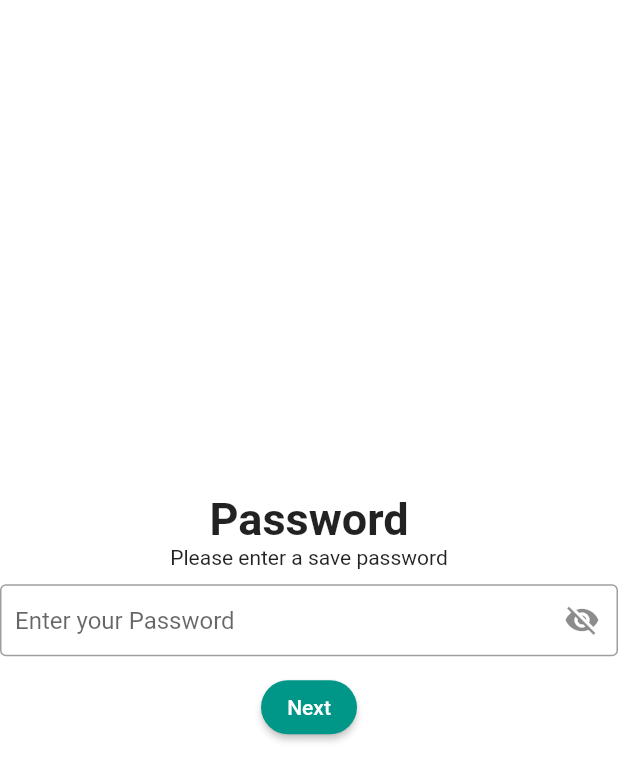
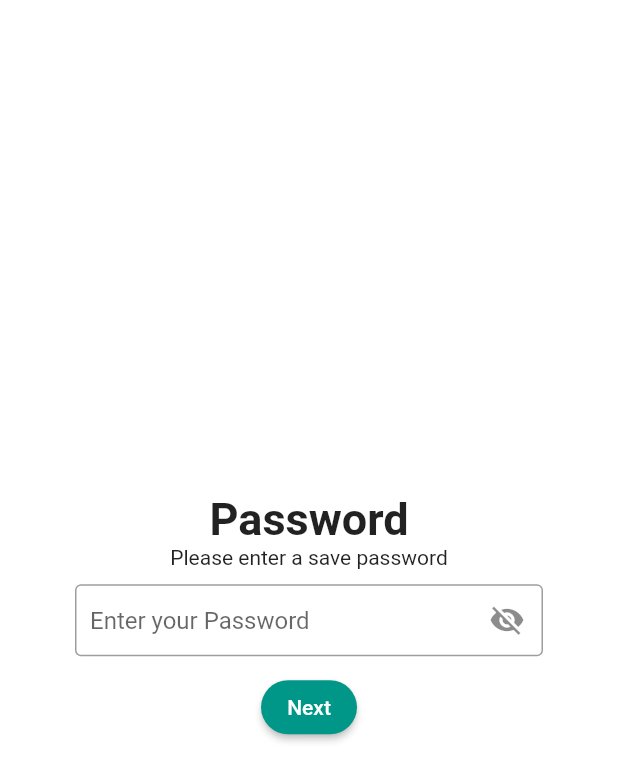
Before and after one commit to Eltryo/fit-together, a Flutter app: the CreatePassword screen opened directly, on a phone screen of 412 x 824 dp. Shown: the top 781 px of the screen. Run offline on Flutter 3.47's test engine with Material 2 defaults, Android fonts, the phone set to English and light mode, and no system bars; our stand-ins replace cloud_firestore, equatable, firebase_auth, firebase_core, flutter_riverpod, shared_preferences; accounts and stored records are empty.

Commit message:
Add logic for creating password during registration

```diff
--- a/lib/page/create_password.dart
+++ b/lib/page/create_password.dart
@@ -1,7 +1,9 @@
 import 'package:flutter/material.dart';
+import 'package:flutter_riverpod/flutter_riverpod.dart';
 import 'package:sports_app/page/create_username.dart';
 import 'package:sports_app/page/route_builder.dart';
 
+import '../main.dart';
 import '../widget/rounded_button_widget.dart';
 
 class CreatePassword extends StatefulWidget {
@@ -13,20 +15,36 @@ class CreatePassword extends StatefulWidget {
 
 class _CreatePasswordState extends State<CreatePassword> {
   final GlobalKey<FormState> _formKey = GlobalKey<FormState>();
-  final TextEditingController passwordController = TextEditingController();
+  final passwordController = TextEditingController();
   bool _passwordVisible = false;
 
   @override
+  void dispose() {
+    super.dispose();
+    passwordController.dispose();
+  }
+
+  @override
   Widget build(BuildContext context) {
-    //TODO: Add scaffold
-    return Form(
+    return Scaffold(
+      body: Container(
+          alignment: Alignment.center,
+          padding: const EdgeInsets.symmetric(
+            horizontal: 50.0,
+            vertical: 20.0,
+          ),
+          child: Column(
+            mainAxisAlignment: MainAxisAlignment.center,
+            children: [
+              Form(
                 key: _formKey,
                 child: Column(
                   mainAxisAlignment: MainAxisAlignment.center,
                   children: [
                     const Text(
                       "Password",
-            style: TextStyle(fontSize: 30, fontWeight: FontWeight.bold),
+                      style:
+                          TextStyle(fontSize: 30, fontWeight: FontWeight.bold),
                     ),
 
                     const Text("Please enter a save password"),
@@ -50,16 +68,21 @@ class _CreatePasswordState extends State<CreatePassword> {
                         text: "Next",
                         onPressed: () {
                           Navigator.of(context).push(RouteBuilder(
-                    pageBuilder: (context, animation, secondaryAnimation) =>
-                        const CreateUsername()));
+                              pageBuilder:
+                                  (context, animation, secondaryAnimation) =>
+                                      CreateUsername()));
                         })
                   ],
                 ),
+              ),
+            ],
+          )),
     );
   }
 
-  TextFormField buildPasswordFormField(
+  Consumer buildPasswordFormField(
       {required TextEditingController controller, required validator}) {
+    return Consumer(builder: (context, ref, child) {
       return TextFormField(
         controller: controller,
         validator: validator,
@@ -71,12 +94,17 @@ class _CreatePasswordState extends State<CreatePassword> {
                 },
                 icon: Icon(_passwordVisible
                     ? Icons.visibility
-                  : Icons.visibility_off)), //TODO: Add custom visibility icons
+                    : Icons.visibility_off)),
+            //TODO: Add custom visibility icons
             border: const OutlineInputBorder(),
             hintText: "Enter your Password",
             contentPadding:
                 const EdgeInsets.symmetric(vertical: 10, horizontal: 10)),
+        onChanged: (text) {
+          ref.read(MyApp.passwordProvider.notifier).state = text;
+        },
       );
+    });
   }
 
   void _toggle() {
```
Lines whose indentation alone changed are shown as unchanged.
